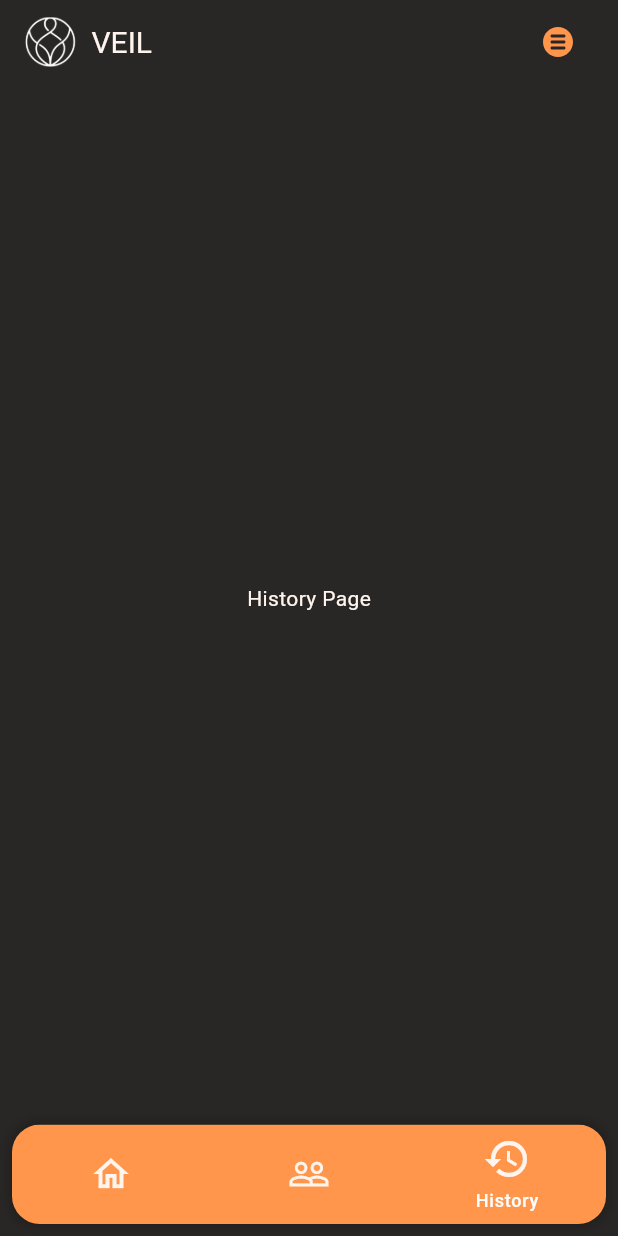
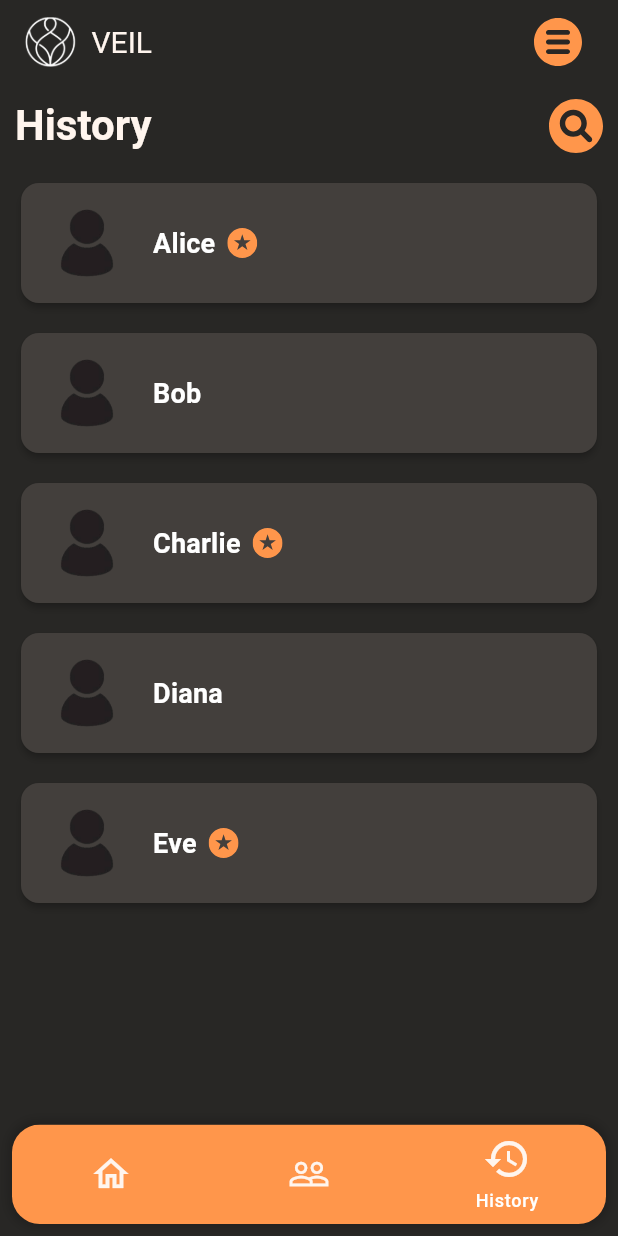
Before and after one commit to Sidd1374/Anonymous_Chat_Application, a Flutter app: the screen it shows after launch, item 3 of the bottom bar chosen, on a phone screen of 412 x 824 dp. Run offline on Flutter 3.47's test engine with Material 3 defaults, Android fonts, the light colour scheme and no system bars; our stand-ins replace cloud_firestore, device_preview, firebase_auth, firebase_core, flutter_screenutil, flutter_svg and 4 more; accounts and stored records are empty.

Commit message:
added the history page UI

```diff
--- a/lib/views/home/container.dart
+++ b/lib/views/home/container.dart
@@ -8,7 +8,6 @@ import 'homepage.dart';
 import 'friends_list.dart';
 import 'history.dart';
 import 'settings.dart';
-import 'searching_Loader.dart';
 // import '../../views/test_1.dart';
 
 class HomePageFrame extends StatefulWidget {
@@ -66,6 +65,8 @@ class _HomePageFrameState extends State<HomePageFrame> {
               },
               icon: SvgPicture.asset(
               'assets/icons/icon_menu.svg',
+              width: 32, // Increased size
+              height: 32,
               ),
             ),
           ],
--- a/lib/views/home/history.dart
+++ b/lib/views/home/history.dart
@@ -1,10 +1,137 @@
 import 'package:flutter/material.dart';
+import 'package:flutter_svg/flutter_svg.dart';
 
 class History extends StatelessWidget {
   const History({super.key});
 
   @override
   Widget build(BuildContext context) {
-    return const Center(child: Text("History Page"));
+    final List<Map<String, String>> historyUsers = [
+      {
+        'name': 'Alice',
+        'image': 'assets/Profile_image.png',
+        'isLevel2Verified': 'true',
+      },
+      {
+        'name': 'Bob',
+        'image': 'assets/Profile_image.png',
+        'isLevel2Verified': 'false',
+      },
+      {
+        'name': 'Charlie',
+        'image': 'assets/Profile_image.png',
+        'isLevel2Verified': 'true',
+      },
+      {
+        'name': 'Diana',
+        'image': 'assets/Profile_image.png',
+        'isLevel2Verified': 'false',
+      },
+      {
+        'name': 'Eve',
+        'image': 'assets/Profile_image.png',
+        'isLevel2Verified': 'true',
+      },
+    ];
+
+    return Padding(
+      padding: const EdgeInsets.all(10.0),
+      child: Column(
+        crossAxisAlignment: CrossAxisAlignment.start,
+        children: [
+          Row(
+            children: [
+              Expanded(
+                child: Text(
+                  "History",
+                  style: Theme.of(context).textTheme.titleLarge?.copyWith(
+                        fontWeight: FontWeight.bold,
+                        fontSize: 28,
+                      ),
+                ),
+              ),
+              GestureDetector(
+                onTap: () {
+                  ScaffoldMessenger.of(context).showSnackBar(
+                    const SnackBar(content: Text('Search tapped!')),
+                  );
+                },
+                child: SvgPicture.asset(
+                  "assets/icons/icon_search.svg",
+                  height: 36,
+                  width: 36,
+                ),
+              ),
+            ],
+          ),
+          const SizedBox(height: 16),
+          Expanded(
+            child: ListView.separated(
+              itemCount: historyUsers.length,
+              separatorBuilder: (_, __) => const SizedBox(height: 12),
+              itemBuilder: (context, index) {
+                final user = historyUsers[index];
+                return InkWell(
+                  borderRadius: BorderRadius.circular(12),
+                  onTap: () {
+                    ScaffoldMessenger.of(context).showSnackBar(
+                      SnackBar(content: Text('${user['name']} card tapped!')),
+                    );
+                  },
+                  child: Card(
+                    elevation: 2,
+                    color: Theme.of(context).colorScheme.secondary,
+                    shape: RoundedRectangleBorder(
+                      borderRadius: BorderRadius.circular(12),
+                    ),
+                    child: Padding(
+                      padding: const EdgeInsets.symmetric(
+                          vertical: 12, horizontal: 16),
+                      child: Row(
+                        children: [
+                          ClipOval(
+                            child: Image.asset(
+                              user['image']!,
+                              width: 56,
+                              height: 56,
+                              fit: BoxFit.cover,
+                            ),
+                          ),
+                          const SizedBox(width: 16),
+                          Expanded(
+                            child: Row(
+                              children: [
+                                Text(
+                                  user['name']!,
+                                  style: Theme.of(context)
+                                      .textTheme
+                                      .titleMedium
+                                      ?.copyWith(
+                                        fontWeight: FontWeight.w600,
+                                        fontSize: 18,
+                                      ),
+                                ),
+                                if (user['isLevel2Verified'] == 'true') ...[
+                                  const SizedBox(width: 8),
+                                  SvgPicture.asset(
+                                    "assets/icons/icon_verified.svg",
+                                    width: 20,
+                                    height: 20,
+                                  ),
+                                ],
+                              ],
+                            ),
+                          ),
+                        ],
+                      ),
+                    ),
+                  ),
+                );
+              },
+            ),
+          ),
+        ],
+      ),
+    );
   }
 }
```
Lines whose indentation alone changed are shown as unchanged.
